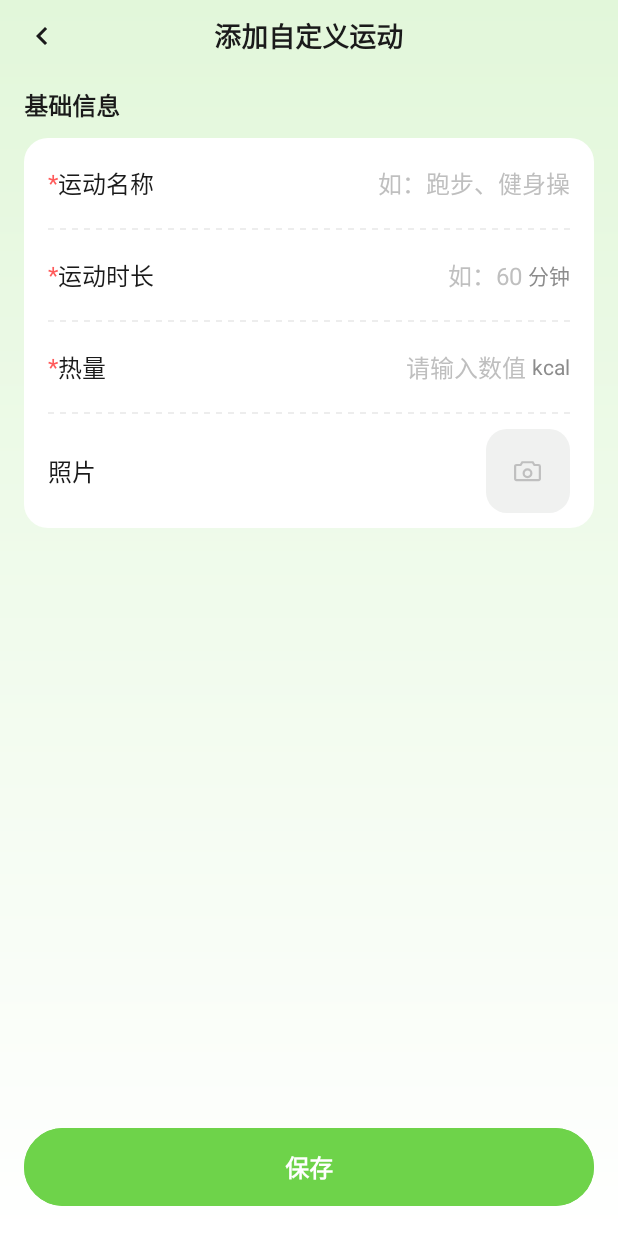
After one commit to MengFuFu/CalorieApp, an Android app: the CustomSportFragment screen opened through its navigation route, on a phone screen of 412 x 824 dp. The commit adds this screen. Run offline under Robolectric (Android 15) with nearby library versions, the phone set to English and light mode, and no system bars; our stand-ins replace Dagger/Hilt's generated code.

Commit message:
自定义运动添加页 + 自定义分类展示

```diff
--- /dev/null
+++ b/app/src/main/java/com/mh/calorie/data/temp/TempCustomSportRepository.kt
@@ -0,0 +1,23 @@
+package com.mh.calorie.data.temp
+
+import com.mh.calorie.core.domain.model.CustomSport
+import kotlinx.coroutines.flow.MutableStateFlow
+import kotlinx.coroutines.flow.StateFlow
+import kotlinx.coroutines.flow.asStateFlow
+import javax.inject.Inject
+import javax.inject.Singleton
+
+/** 自定义运动临时仓库（M4 接 Room 后整类删除） */
+@Singleton
+class TempCustomSportRepository @Inject constructor() {
+
+    private val _items = MutableStateFlow<List<CustomSport>>(emptyList())
+    val items: StateFlow<List<CustomSport>> = _items.asStateFlow()
+
+    fun all(): List<CustomSport> = _items.value
+
+    fun add(sport: CustomSport) {
+        // 同名的直接覆盖，避免「跑步」出现两条
+        _items.value = _items.value.filterNot { it.name == sport.name } + sport
+    }
+}
--- /dev/null
+++ b/app/src/main/java/com/mh/calorie/ui/sport/CustomSportFragment.kt
@@ -0,0 +1,87 @@
+package com.mh.calorie.ui.sport
+
+import android.net.Uri
+import android.os.Bundle
+import android.view.View
+import android.widget.Toast
+import androidx.activity.result.PickVisualMediaRequest
+import androidx.activity.result.contract.ActivityResultContracts
+import androidx.core.view.isVisible
+import androidx.fragment.app.Fragment
+import androidx.navigation.fragment.findNavController
+import com.mh.calorie.R
+import com.mh.calorie.core.domain.model.CustomSport
+import com.mh.calorie.data.temp.TempCustomSportRepository
+import com.mh.calorie.databinding.FragmentCustomSportBinding
+import dagger.hilt.android.AndroidEntryPoint
+import javax.inject.Inject
+
+/** 添加自定义运动：名称 / 时长 / 热量 / 照片，四个字段一页表单 */
+@AndroidEntryPoint
+class CustomSportFragment : Fragment(R.layout.fragment_custom_sport) {
+
+    private var _binding: FragmentCustomSportBinding? = null
+    private val binding get() = _binding!!
+
+    @Inject
+    lateinit var customRepo: TempCustomSportRepository
+
+    private var photoUri: Uri? = null
+
+    // 系统相册选择器（Android 13+ 用照片选择器，低版本自动回退）
+    private val pickPhoto = registerForActivityResult(
+        ActivityResultContracts.PickVisualMedia()
+    ) { uri ->
+        if (uri == null) return@registerForActivityResult
+        photoUri = uri
+        binding.ivPhoto.setImageURI(uri)
+        binding.ivPhoto.isVisible = true
+        binding.ivCamera.isVisible = false
+    }
+
+    override fun onViewCreated(view: View, savedInstanceState: Bundle?) {
+        _binding = FragmentCustomSportBinding.bind(view)
+
+        binding.btnBack.setOnClickListener { findNavController().navigateUp() }
+        binding.boxPhoto.setOnClickListener {
+            pickPhoto.launch(
+                PickVisualMediaRequest(ActivityResultContracts.PickVisualMedia.ImageOnly)
+            )
+        }
+        binding.btnSave.setOnClickListener { save() }
+    }
+
+    private fun save() {
+        val name = binding.etName.text.toString().trim()
+        val minutes = binding.etDuration.text.toString().trim().toIntOrNull()
+        val kcal = binding.etKcal.text.toString().trim().toFloatOrNull()
+
+        when {
+            name.isEmpty() -> return toast(R.string.custom_sport_err_name)
+            minutes == null || minutes !in MIN_MINUTES..MAX_MINUTES ->
+                return toast(R.string.custom_sport_err_range)
+            kcal == null || kcal !in MIN_KCAL..MAX_KCAL ->
+                return toast(R.string.custom_sport_err_range)
+        }
+
+        customRepo.add(CustomSport(name, minutes!!, kcal!!, photoUri?.toString()))
+        toast(R.string.custom_sport_added)
+        findNavController().navigateUp()
+    }
+
+    private fun toast(resId: Int) {
+        Toast.makeText(requireContext(), resId, Toast.LENGTH_SHORT).show()
+    }
+
+    override fun onDestroyView() {
+        super.onDestroyView()
+        _binding = null
+    }
+
+    private companion object {
+        const val MIN_MINUTES = 1
+        const val MAX_MINUTES = 600
+        const val MIN_KCAL = 1f
+        const val MAX_KCAL = 5000f
+    }
+}
--- a/app/src/main/java/com/mh/calorie/ui/sport/SportCategory.kt
+++ b/app/src/main/java/com/mh/calorie/ui/sport/SportCategory.kt
@@ -38,7 +38,9 @@ data class SportItem(
     val name: String,
     val kcalPer10Min: Float,
     val secondUnit: SportUnit = SportUnit.SESSION,
-    val secondUnitsPer10Min: Float = 0f
+    val secondUnitsPer10Min: Float = 0f,
+    /** 列表里按多少分钟展示（普通运动 10；自定义运动用用户填的时长） */
+    val sampleMinutes: Int = 10
 ) {
     /** 把「数量 + 单位」换算成千卡 */
     fun kcalFor(value: Float, unit: SportUnit): Float = when {
--- a/app/src/main/java/com/mh/calorie/ui/sport/SportLibraryAdapter.kt
+++ b/app/src/main/java/com/mh/calorie/ui/sport/SportLibraryAdapter.kt
@@ -5,6 +5,7 @@ import android.view.ViewGroup
 import androidx.recyclerview.widget.DiffUtil
 import androidx.recyclerview.widget.ListAdapter
 import androidx.recyclerview.widget.RecyclerView
+import com.mh.calorie.R
 import com.mh.calorie.databinding.ItemSportLibraryRowBinding
 import java.util.Locale
 
@@ -31,7 +32,11 @@ class SportLibraryAdapter(
 
         fun bind(item: SportItem) {
             binding.tvName.text = item.name
-            binding.tvKcal.text = formatKcal(item.kcalPer10Min)
+            // 普通运动 sampleMinutes=10，自定义运动是用户填的分钟数
+            val basis = item.sampleMinutes
+            binding.tvKcal.text = formatKcal(item.kcalFor(basis.toFloat(), SportUnit.MIN))
+            binding.tvBasis.text = binding.root.context
+                .getString(R.string.sport_kcal_per_minutes, basis)
             binding.btnAdd.setOnClickListener { onAdd(item) }
         }
 
--- a/app/src/main/java/com/mh/calorie/ui/sport/SportLibraryFragment.kt
+++ b/app/src/main/java/com/mh/calorie/ui/sport/SportLibraryFragment.kt
@@ -6,15 +6,28 @@ import android.widget.Toast
 import androidx.core.view.isVisible
 import androidx.core.widget.doAfterTextChanged
 import androidx.fragment.app.Fragment
+import androidx.lifecycle.Lifecycle
+import androidx.lifecycle.lifecycleScope
+import androidx.lifecycle.repeatOnLifecycle
 import androidx.navigation.fragment.findNavController
 import androidx.recyclerview.widget.LinearLayoutManager
 import com.mh.calorie.R
+import com.mh.calorie.core.domain.model.CustomSport
+import com.mh.calorie.data.temp.TempCustomSportRepository
 import com.mh.calorie.databinding.FragmentSportLibraryBinding
+import dagger.hilt.android.AndroidEntryPoint
+import kotlinx.coroutines.launch
 import java.util.Locale
+import javax.inject.Inject
 
 /** 「记运动」进来的运动库：左侧分类 + 右侧列表 + 底部合计，纯 UI，数据是静态的 */
+@AndroidEntryPoint
 class SportLibraryFragment : Fragment(R.layout.fragment_sport_library) {
 
+    @Inject
+    lateinit var customRepo: TempCustomSportRepository
+
+    private var customItems: List<CustomSport> = emptyList()
     private var _binding: FragmentSportLibraryBinding? = null
     private val binding get() = _binding!!
 
@@ -30,12 +43,22 @@ class SportLibraryFragment : Fragment(R.layout.fragment_sport_library) {
         _binding = FragmentSportLibraryBinding.bind(view)
 
         binding.btnBack.setOnClickListener { findNavController().navigateUp() }
-        binding.tvCustomAdd.setOnClickListener { comingSoon(getString(R.string.sport_custom_add)) }
         binding.cardAi.setOnClickListener { comingSoon(getString(R.string.sport_ai_title)) }
         binding.btnDone.setOnClickListener {
             Toast.makeText(requireContext(), R.string.sport_done_coming, Toast.LENGTH_SHORT).show()
         }
-        binding.btnGoAdd.setOnClickListener { comingSoon(getString(R.string.sport_custom_add)) }
+        binding.tvCustomAdd.setOnClickListener { openCustomAdd() }
+        binding.btnGoAdd.setOnClickListener { openCustomAdd() }
+
+        // 自定义运动一有变化就重刷列表
+        viewLifecycleOwner.lifecycleScope.launch {
+            viewLifecycleOwner.repeatOnLifecycle(Lifecycle.State.STARTED) {
+                customRepo.items.collect {
+                    customItems = it
+                    if (current == SportCategory.CUSTOM) renderList()
+                }
+            }
+        }
 
         binding.rvCategories.layoutManager = LinearLayoutManager(requireContext())
         binding.rvCategories.adapter = categoryAdapter
@@ -79,7 +102,11 @@ class SportLibraryFragment : Fragment(R.layout.fragment_sport_library) {
     }
 
     private fun renderList() {
-        val all = SportCatalog.byCategory(current)
+        val all = if (current == SportCategory.CUSTOM) {
+            customItems.map { it.toSportItem() }
+        } else {
+            SportCatalog.byCategory(current)
+        }
         val list = if(keyword.isEmpty()) all else all.filter { it.name.contains(keyword) }
         listAdapter.submitList(list)
 
@@ -105,6 +132,20 @@ class SportLibraryFragment : Fragment(R.layout.fragment_sport_library) {
         }
     }
 
+    private fun openCustomAdd() {
+        findNavController().navigate(R.id.action_sportLibraryFragment_to_customSportFragment)
+    }
+
+    /** 自定义运动 → 统一模型：把「200 kcal / 30 分钟」折算成 kcalPer10Min，展示基准仍是 30 分钟 */
+    private fun CustomSport.toSportItem(): SportItem = SportItem(
+        category = SportCategory.CUSTOM,
+        name = name,
+        kcalPer10Min = kcal * 10f / minutes,
+        secondUnit = SportUnit.MIN,
+        secondUnitsPer10Min = 0f,
+        sampleMinutes = minutes
+    )
+
     private fun comingSoon(name: String) {
         Toast.makeText(
             requireContext(),
--- /dev/null
+++ b/app/src/main/res/drawable/bg_form_card.xml
@@ -0,0 +1,6 @@
+<?xml version="1.0" encoding="utf-8"?>
+<shape xmlns:android="http://schemas.android.com/apk/res/android"
+    android:shape="rectangle">
+    <solid android:color="@color/surface_card" />
+    <corners android:radius="@dimen/radius_card" />
+</shape>
--- /dev/null
+++ b/app/src/main/res/drawable/bg_photo_box.xml
@@ -0,0 +1,6 @@
+<?xml version="1.0" encoding="utf-8"?>
+<shape xmlns:android="http://schemas.android.com/apk/res/android"
+    android:shape="rectangle">
+    <solid android:color="#F0F1F0" />
+    <corners android:radius="14dp" />
+</shape>
--- /dev/null
+++ b/app/src/main/res/drawable/ic_camera_photo.xml
@@ -0,0 +1,19 @@
+<?xml version="1.0" encoding="utf-8"?>
+<vector xmlns:android="http://schemas.android.com/apk/res/android"
+    android:width="24dp"
+    android:height="24dp"
+    android:viewportWidth="24"
+    android:viewportHeight="24">
+    <!-- 相机机身 -->
+    <path
+        android:fillColor="#00000000"
+        android:pathData="M4,8h3l1.2,-2h7.6L17,8h3a1,1 0 0,1 1,1v9a1,1 0 0,1 -1,1H4a1,1 0 0,1 -1,-1V9a1,1 0 0,1 1,-1z"
+        android:strokeColor="#FF000000"
+        android:strokeWidth="1.6" />
+    <!-- 镜头 -->
+    <path
+        android:fillColor="#00000000"
+        android:pathData="M12,11.2a2.8,2.8 0 1,1 0,5.6a2.8,2.8 0 1,1 0,-5.6z"
+        android:strokeColor="#FF000000"
+        android:strokeWidth="1.6" />
+</vector>
--- /dev/null
+++ b/app/src/main/res/layout/fragment_custom_sport.xml
@@ -0,0 +1,278 @@
+<?xml version="1.0" encoding="utf-8"?>
+<LinearLayout xmlns:android="http://schemas.android.com/apk/res/android"
+    xmlns:app="http://schemas.android.com/apk/res-auto"
+    android:layout_width="match_parent"
+    android:layout_height="match_parent"
+    android:background="@drawable/bg_page"
+    android:orientation="vertical">
+
+    <!-- 顶栏 -->
+    <FrameLayout
+        android:layout_width="match_parent"
+        android:layout_height="48dp">
+
+        <ImageView
+            android:id="@+id/btnBack"
+            android:layout_width="40dp"
+            android:layout_height="40dp"
+            android:layout_gravity="start|center_vertical"
+            android:layout_marginStart="8dp"
+            android:background="?attr/selectableItemBackgroundBorderless"
+            android:contentDescription="@string/action_back"
+            android:padding="8dp"
+            android:src="@drawable/ic_back"
+            app:tint="@color/text_primary" />
+
+        <TextView
+            android:layout_width="wrap_content"
+            android:layout_height="wrap_content"
+            android:layout_gravity="center"
+            android:text="@string/custom_sport_title"
+            android:textColor="@color/text_primary"
+            android:textSize="18sp"
+            android:textStyle="bold" />
+    </FrameLayout>
+
+    <TextView
+        android:layout_width="wrap_content"
+        android:layout_height="wrap_content"
+        android:layout_marginStart="16dp"
+        android:layout_marginTop="10dp"
+        android:layout_marginBottom="10dp"
+        android:text="@string/custom_sport_section"
+        android:textColor="@color/text_primary"
+        android:textSize="16sp"
+        android:textStyle="bold" />
+
+    <LinearLayout
+        android:layout_width="match_parent"
+        android:layout_height="wrap_content"
+        android:layout_marginHorizontal="16dp"
+        android:background="@drawable/bg_form_card"
+        android:orientation="vertical">
+
+        <!-- 运动名称 -->
+        <LinearLayout
+            android:layout_width="match_parent"
+            android:layout_height="60dp"
+            android:gravity="center_vertical"
+            android:orientation="horizontal"
+            android:paddingHorizontal="16dp">
+
+            <TextView
+                android:layout_width="wrap_content"
+                android:layout_height="wrap_content"
+                android:text="*"
+                android:textColor="@color/state_error"
+                android:textSize="16sp" />
+
+            <TextView
+                android:layout_width="wrap_content"
+                android:layout_height="wrap_content"
+                android:text="@string/custom_sport_name"
+                android:textColor="@color/text_primary"
+                android:textSize="16sp" />
+
+            <EditText
+                android:id="@+id/etName"
+                android:layout_width="0dp"
+                android:layout_height="wrap_content"
+                android:layout_marginStart="12dp"
+                android:layout_weight="1"
+                android:background="@null"
+                android:gravity="end"
+                android:hint="@string/custom_sport_name_hint"
+                android:importantForAutofill="no"
+                android:inputType="text"
+                android:maxLength="12"
+                android:maxLines="1"
+                android:padding="0dp"
+                android:textColor="@color/text_primary"
+                android:textColorHint="@color/text_tertiary"
+                android:textSize="16sp" />
+        </LinearLayout>
+
+        <com.mh.calorie.ui.widget.DashedDividerView
+            android:layout_width="match_parent"
+            android:layout_height="1dp"
+            android:layout_marginHorizontal="16dp" />
+
+        <!-- 运动时长 -->
+        <LinearLayout
+            android:layout_width="match_parent"
+            android:layout_height="60dp"
+            android:gravity="center_vertical"
+            android:orientation="horizontal"
+            android:paddingHorizontal="16dp">
+
+            <TextView
+                android:layout_width="wrap_content"
+                android:layout_height="wrap_content"
+                android:text="*"
+                android:textColor="@color/state_error"
+                android:textSize="16sp" />
+
+            <TextView
+                android:layout_width="wrap_content"
+                android:layout_height="wrap_content"
+                android:text="@string/custom_sport_duration"
+                android:textColor="@color/text_primary"
+                android:textSize="16sp" />
+
+            <EditText
+                android:id="@+id/etDuration"
+                android:layout_width="0dp"
+                android:layout_height="wrap_content"
+                android:layout_marginStart="12dp"
+                android:layout_weight="1"
+                android:background="@null"
+                android:digits="0123456789"
+                android:gravity="end"
+                android:hint="@string/custom_sport_duration_hint"
+                android:importantForAutofill="no"
+                android:inputType="number"
+                android:maxLength="3"
+                android:maxLines="1"
+                android:padding="0dp"
+                android:textColor="@color/text_primary"
+                android:textColorHint="@color/text_tertiary"
+                android:textSize="16sp" />
+
+            <TextView
+                android:layout_width="wrap_content"
+                android:layout_height="wrap_content"
+                android:layout_marginStart="4dp"
+                android:text="@string/custom_sport_minutes_unit"
+                android:textColor="@color/text_secondary"
+                android:textSize="14sp" />
+        </LinearLayout>
+
+        <com.mh.calorie.ui.widget.DashedDividerView
+            android:layout_width="match_parent"
+            android:layout_height="1dp"
+            android:layout_marginHorizontal="16dp" />
+
+        <!-- 热量 -->
+        <LinearLayout
+            android:layout_width="match_parent"
+            android:layout_height="60dp"
+            android:gravity="center_vertical"
+            android:orientation="horizontal"
+            android:paddingHorizontal="16dp">
+
+            <TextView
+                android:layout_width="wrap_content"
+                android:layout_height="wrap_content"
+                android:text="*"
+                android:textColor="@color/state_error"
+                android:textSize="16sp" />
+
+            <TextView
+                android:layout_width="wrap_content"
+                android:layout_height="wrap_content"
+                android:text="@string/custom_sport_kcal"
+                android:textColor="@color/text_primary"
+                android:textSize="16sp" />
+
+            <EditText
+                android:id="@+id/etKcal"
+                android:layout_width="0dp"
+                android:layout_height="wrap_content"
+                android:layout_marginStart="12dp"
+                android:layout_weight="1"
+                android:background="@null"
+                android:gravity="end"
+                android:hint="@string/custom_sport_kcal_hint"
+                android:importantForAutofill="no"
+                android:inputType="numberDecimal"
+                android:maxLength="6"
+                android:maxLines="1"
+                android:padding="0dp"
+                android:textColor="@color/text_primary"
+                android:textColorHint="@color/text_tertiary"
+                android:textSize="16sp" />
+
+            <TextView
+                android:layout_width="wrap_content"
+                android:layout_height="wrap_content"
+                android:layout_marginStart="4dp"
+                android:text="@string/custom_sport_kcal_unit"
+                android:textColor="@color/text_secondary"
+                android:textSize="14sp" />
+        </LinearLayout>
+
+        <com.mh.calorie.ui.widget.DashedDividerView
+            android:layout_width="match_parent"
+            android:layout_height="1dp"
+            android:layout_marginHorizontal="16dp" />
+
+        <!-- 照片（可选） -->
+        <LinearLayout
+            android:layout_width="match_parent"
+            android:layout_height="76dp"
+            android:gravity="center_vertical"
+            android:orientation="horizontal"
+            android:paddingHorizontal="16dp">
+
+            <TextView
+                android:layout_width="wrap_content"
+                android:layout_height="wrap_content"
+                android:text="@string/custom_sport_photo"
+                android:textColor="@color/text_primary"
+                android:textSize="16sp" />
+
+            <Space
+                android:layout_width="0dp"
+                android:layout_height="1dp"
+                android:layout_weight="1" />
+
+            <FrameLayout
+                android:id="@+id/boxPhoto"
+                android:layout_width="56dp"
+                android:layout_height="56dp"
+                android:background="@drawable/bg_photo_box"
+                android:clickable="true"
+                android:focusable="true">
+
+                <ImageView
+                    android:id="@+id/ivPhoto"
+                    android:layout_width="match_parent"
+                    android:layout_height="match_parent"
+                    android:scaleType="centerCrop"
+                    android:visibility="gone" />
+
+                <ImageView
+                    android:id="@+id/ivCamera"
+                    android:layout_width="22dp"
+                    android:layout_height="22dp"
+                    android:layout_gravity="center"
+                    android:contentDescription="@string/custom_sport_photo"
+                    android:src="@drawable/ic_camera_photo"
+                    app:tint="@color/text_tertiary" />
+            </FrameLayout>
+        </LinearLayout>
+    </LinearLayout>
+
+    <Space
+        android:layout_width="match_parent"
+        android:layout_height="0dp"
+        android:layout_weight="1" />
+
+    <com.google.android.material.button.MaterialButton
+        android:id="@+id/btnSave"
+        android:layout_width="match_parent"
+        android:layout_height="52dp"
+        android:layout_marginHorizontal="16dp"
+        android:layout_marginTop="12dp"
+        android:layout_marginBottom="20dp"
+        android:insetTop="0dp"
+        android:insetBottom="0dp"
+        android:letterSpacing="0"
+        android:text="@string/custom_sport_save"
+        android:textColor="@color/white"
+        android:textSize="16sp"
+        android:textStyle="bold"
+        app:backgroundTint="@color/brand_green"
+        app:cornerRadius="26dp"
+        app:elevation="0dp" />
+</LinearLayout>
--- a/app/src/main/res/layout/item_sport_library_row.xml
+++ b/app/src/main/res/layout/item_sport_library_row.xml
@@ -46,11 +46,12 @@
                 tools:text="90" />
 
             <TextView
+                android:id="@+id/tvBasis"
                 android:layout_width="wrap_content"
                 android:layout_height="wrap_content"
                 android:layout_marginStart="4dp"
                 android:layout_marginEnd="4dp"
-                android:text="@string/sport_kcal_per10_unit"
+                tools:text="/10分钟"
                 android:textColor="@color/text_tertiary"
                 android:textSize="13sp" />
         </LinearLayout>
--- a/app/src/main/res/navigation/main_nav_graph.xml
+++ b/app/src/main/res/navigation/main_nav_graph.xml
@@ -79,6 +79,22 @@
     <fragment
         android:id="@+id/sportLibraryFragment"
         android:name="com.mh.calorie.ui.sport.SportLibraryFragment"
-        android:label="@string/sport_library_title" />
+        android:label="@string/sport_library_title">
+
+        <action
+            android:id="@+id/action_sportLibraryFragment_to_customSportFragment"
+            app:destination="@id/customSportFragment" />
+    </fragment>
+
+    <fragment
+        android:id="@+id/customSportFragment"
+        android:name="com.mh.calorie.ui.sport.CustomSportFragment"
+        android:label="@string/custom_sport_title">
+        <argument
+            android:name="dummy"
+            app:argType="string"
+            android:defaultValue=""
+            app:nullable="true" />
+    </fragment>
 
 </navigation>
--- a/app/src/main/res/values/strings.xml
+++ b/app/src/main/res/values/strings.xml
@@ -196,4 +196,21 @@
     <string name="sport_month_total">本月合计 %1$s kcal</string>
     <string name="sport_record_go">去记录</string>
     <string name="sport_sync_coming">数据同步将在后续接入</string>
+
+    <string name="custom_sport_title">添加自定义运动</string>
+    <string name="custom_sport_section">基础信息</string>
+    <string name="custom_sport_name">运动名称</string>
+    <string name="custom_sport_name_hint">如：跑步、健身操</string>
+    <string name="custom_sport_duration">运动时长</string>
+    <string name="custom_sport_duration_hint">如：60</string>
+    <string name="custom_sport_minutes_unit">分钟</string>
+    <string name="custom_sport_kcal">热量</string>
+    <string name="custom_sport_kcal_hint">请输入数值</string>
+    <string name="custom_sport_kcal_unit">kcal</string>
+    <string name="custom_sport_photo">照片</string>
+    <string name="custom_sport_save">保存</string>
+    <string name="custom_sport_err_name">请填写运动名称</string>
+    <string name="custom_sport_err_range">时长 1~600 分钟，热量 1~5000 kcal</string>
+    <string name="custom_sport_added">已添加到「自定义」</string>
+    <string name="sport_kcal_per_minutes">/%1$d分钟</string>
 </resources>
--- /dev/null
+++ b/core/domain/src/main/java/com/mh/calorie/core/domain/model/CustomSport.kt
@@ -0,0 +1,14 @@
+package com.mh.calorie.core.domain.model
+
+/**
+ * 用户自定义的运动。
+ * [minutes] 与 [kcal] 是用户填的那一组「基准」——列表里就照这个显示（200 kcal/30分钟），
+ * 换算成别的时长时按 `kcal * 数量 / minutes` 线性放大。
+ */
+data class CustomSport (
+    val name: String,
+    val minutes: Int,
+    val kcal: Float,
+    /** 照片本地 Uri 字符串，可为空 */
+    val photoUri: String? = null
+)
```
Also changed, not shown: 60 other files.
